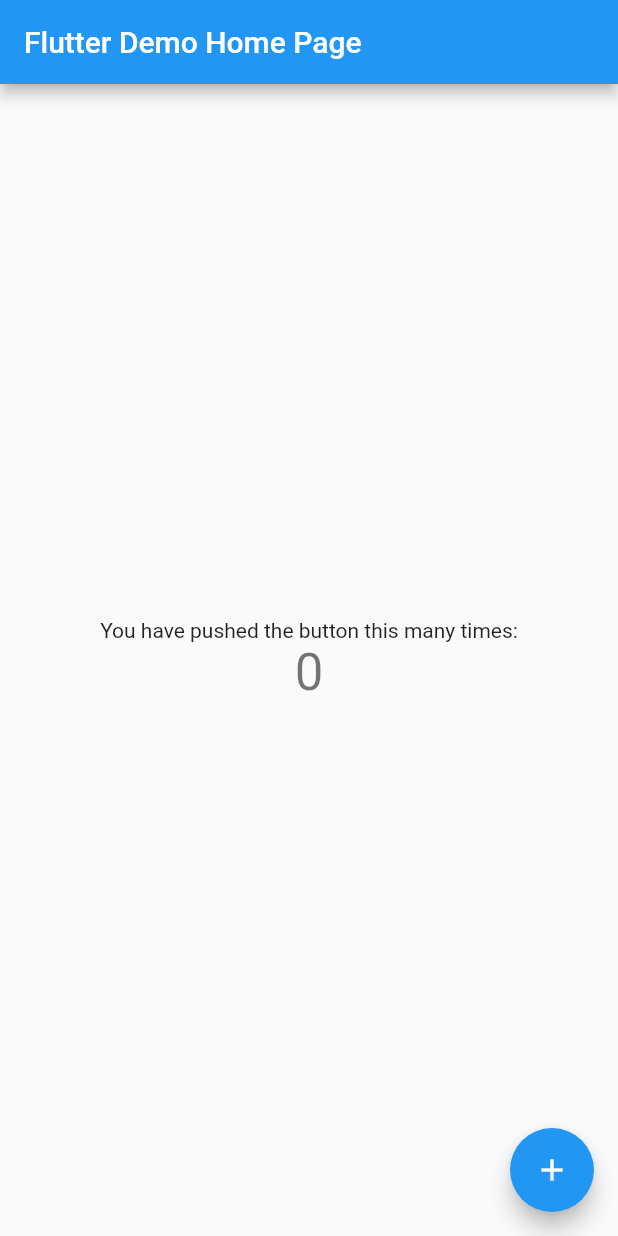
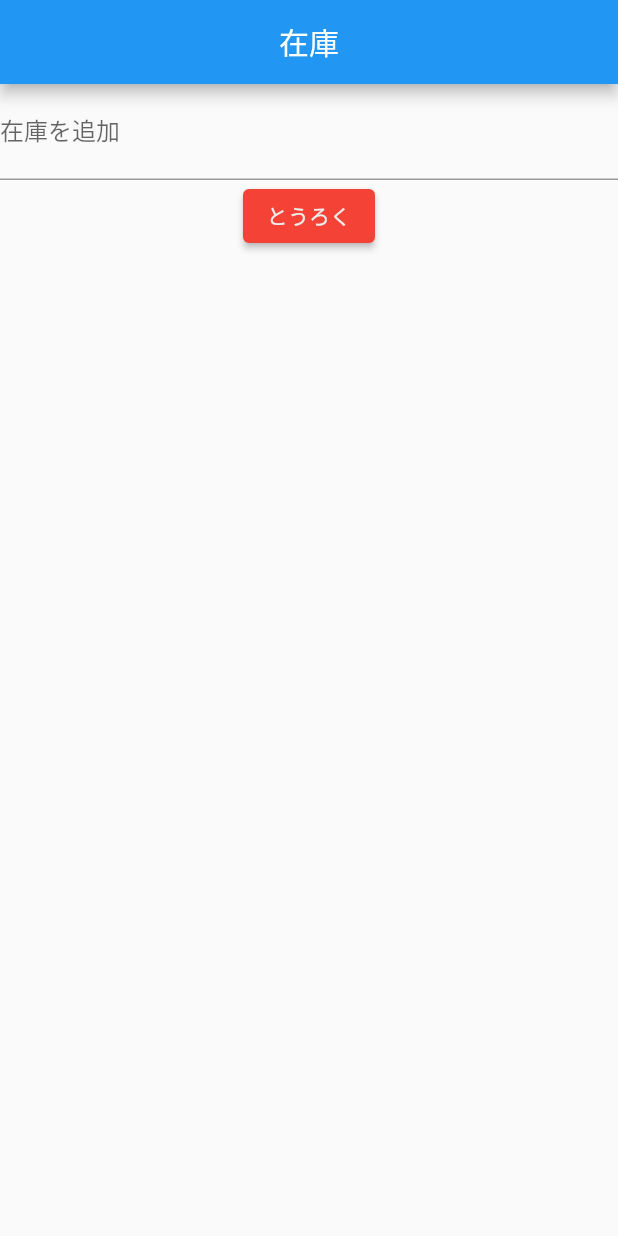
Before and after one commit to enpitut2021/hazimete_otsukai, a Flutter app: the screen it shows after launch, on a phone screen of 412 x 824 dp. Run offline on Flutter 3.47's test engine with Material 2 defaults, Android fonts, the light colour scheme and no system bars; our stand-ins replace cloud_firestore, firebase_core; accounts and stored records are empty.

Commit message:
① メイン画面にテキストフォームと登録ボタンをつくる ② メインページにリストを作成 ③ DBから読み取る機能実装

```diff
--- /dev/null
+++ b/lib/item.dart
@@ -0,0 +1,20 @@
+import 'package:cloud_firestore/cloud_firestore.dart';
+
+// 型とか変数の最後に「?」とか「!」とか付いてるけど
+// なんか最近Dartのアプデがあったらしくて
+// Null safetyってのが追加されたらしい
+// なんか赤下線で怒られたらつける程度の認識です
+
+// Firebaseのデータを格納するクラスを作る
+class Item {
+  // これぼくも正直よくわからんです
+  Item(DocumentSnapshot? doc) {
+    title = doc!['title'];
+    final Timestamp timestamp = doc['createdAt'];
+    createdAt = timestamp.toDate();
+  }
+
+  // Itemに含まれる内容
+  String? title;
+  DateTime? createdAt; // DateTimeでソートしたい
+}
--- a/lib/main.dart
+++ b/lib/main.dart
@@ -1,6 +1,28 @@
+// 【案内 & 方針】
+// pubspec.yamlにいろいろ追記することでプラグインが使えるようになるよ
+// 新しいページを作るときはそのページ用のdartファイルを新しく作るつもり
+// (next_page.dart的な)
+// 必要に応じて、各ページには対応するモデルファイルを作って動的にする
+// (next_page_model.dart的な)
+
+// Firebase有効化
+import 'package:firebase_core/firebase_core.dart';
+
+// マテリアルデザイン(Android風UI)が使えるようになる
+// iOS風のUIはcupatino.dartをインポートすれば使える
 import 'package:flutter/material.dart';
 
-void main() {
+// ChangeNotifierProviderとConsumerウィジェットが使えるようになる
+import 'package:provider/provider.dart';
+
+// main_model.dartで定義したクラス有効化
+import 'main_model.dart';
+
+void main() async {
+  // この下の2行がないとFirebase使えないようになったらしい
+  // (去年の8月とかのアプデらしいので古いチュートリアルとかには載ってなかった)
+  WidgetsFlutterBinding.ensureInitialized();
+  await Firebase.initializeApp();
   runApp(MyApp());
 }
 
@@ -10,55 +32,83 @@
     return MaterialApp(
       title: 'Flutter Demo',
       theme: ThemeData(
-        primarySwatch: Colors.blue,
+        primarySwatch: Colors.blue, // ← よくわかんない
+        // primaryColor: Colors.orange,
+        // ↑ これでアプリ全体の色が変わるよ
       ),
-      home: MyHomePage(title: 'Flutter Demo Home Page'),
+      home: MyHomePage(),
     );
   }
 }
 
-class MyHomePage extends StatefulWidget {
-  MyHomePage({Key? key, required this.title}) : super(key: key);
-  final String title;
-
-  @override
-  _MyHomePageState createState() => _MyHomePageState();
-}
-
-class _MyHomePageState extends State<MyHomePage> {
-  int _counter = 0;
-
-  void _incrementCounter() {
-    setState(() {
-      _counter++;
-    });
-  }
-
+class MyHomePage extends StatelessWidget {
   @override
   Widget build(BuildContext context) {
-    return Scaffold(
-      appBar: AppBar(
-        title: Text(widget.title),
-      ),
-      body: Center(
-        child: Column(
-          mainAxisAlignment: MainAxisAlignment.center,
-          children: <Widget>[
-            Text(
-              'You have pushed the button this many times:',
-            ),
-            Text(
-              '$_counter',
-              style: Theme.of(context).textTheme.headline4,
-            ),
-          ],
-        ),
-      ),
-      floatingActionButton: FloatingActionButton(
-        onPressed: _incrementCounter,
-        tooltip: 'Increment',
-        child: Icon(Icons.add),
-      ),
+    // ChangeNotifierBuilder: なんかstatelessでもstatefulにしてくれるやつ
+    return ChangeNotifierProvider(
+      create: (context) => MainModel()..getItemList(),
+      child: Scaffold(
+          appBar: AppBar(
+            title: Text('在庫'),
+            centerTitle: true, // appBarのテキストが中央揃えになる
+          ),
+          body:
+              // Consumerの下ならmodelファイルを参照できるらしい
+              // (この場合main_model.dartのMainModelクラス)
+              Column(children: <Widget>[
+            // 入力フォーム
+            // なんかインデントおかしいね 自動整型なのに～
+            Consumer<MainModel>(builder: (context, model, child) {
+              return TextField(
+                  decoration: InputDecoration(
+                    labelText: "在庫を追加", // ラベル
+                    hintText: "例) シャンプーの詰め替え", // ヒント
+                  ),
+                  onChanged: (text) {
+                    // テキストフォームに入力されたテキスト(text)を
+                    // main_model.dartのMainModelクラス内で予め用意しといた
+                    // 空の文字列だったitemTextに挿入
+                    model.itemText = text;
+                  });
+            }),
+            // 登録ボタン
+            Consumer<MainModel>(builder: (context, model, child) {
+              // ElevatedButtonが旧RaisedButton
+              // ちなみにTextButtonは旧FlatButton
+              return ElevatedButton(
+                child: const Text("とうろく"),
+                style: ElevatedButton.styleFrom(
+                    primary: Colors.red, onPrimary: Colors.grey[200]),
+                onPressed: () {
+                  // タップされたときの動作
+                  // モデル参照
+                  //(model.addItem → main_model.dartのMainModelクラスのaddItem()関数)
+                  // Firestoreにデータを追加する
+                  model.addItem();
+                },
+              );
+            }),
+            // リスト表示をつくるとこ
+            Consumer<MainModel>(builder: (context, model, child) {
+              final itemList = model.itemList;
+              // mapメソッドでitemList内の書くitemをListTileに変換
+              // → .toList()で更にリストに変換
+              // → 変換結果をlistTiles変数に代入
+              final listTiles = itemList
+                  // for item in itemList ... みたいな感じ
+                  // itemList内の各itemを
+                  // ListTile(title: Text(item.title!))
+                  // の形式に割り当てていく
+                  .map((item) => ListTile(
+                        title: Text(item.title!),
+                      ))
+                  // 完成した複数のListTile(...)を.toList()でリストに変換する
+                  // ListView(children: ★) ← ★はリストになる必要があるから
+                  .toList();
+              // リストに変換されたlistTilesをListViewで描画
+              return Flexible(child: ListView(children: listTiles));
+            }),
+          ])),
     );
   }
 }
--- /dev/null
+++ b/lib/main_model.dart
@@ -0,0 +1,40 @@
+import 'package:cloud_firestore/cloud_firestore.dart';
+import 'package:flutter/material.dart';
+
+import 'item.dart';
+
+class MainModel extends ChangeNotifier {
+  //Itemが入ってるリストを作っとく
+  List<Item> itemList = [];
+
+  // addItem()で使うやつ
+  String itemText = '';
+
+  // Qiitaの記事におけるfetchBooks()の役割
+  // FirebaseのFirestore(DB)からデータを取得する
+  Future getItemList() async {
+    // Firebaseのアプデで、
+    // Firestore → FirebaseFirestore
+    // getDocuments() → get()
+    // documents → docs
+    // に変更されてます
+    final docs = await FirebaseFirestore.instance.collection('itemList').get();
+    final itemList = docs.docs.map((doc) => Item(doc)).toList();
+    this.itemList = itemList;
+
+    // notifyListeners()を呼び出すことで、
+    // main.dartのConsumer以下が発火して、再描画される(らしい)
+    // これでStatelessWidgetで書いたものがStatefulWidgetモドキになる
+    notifyListeners();
+  }
+
+  // FirebaseのFirestoreにデータを書き込む
+  Future addItem() async {
+    // 追加するときなんも書かなかったらエラーをthrowする
+    // throwしたエラーはtry catch構文で処理できる(らしい)
+    // エラーメッセージ出す程度のやつを想定してます
+    if (itemText.isEmpty) {
+      throw ('入力してください');
+    }
+  }
+}
--- a/pubspec.yaml
+++ b/pubspec.yaml
@@ -23,6 +23,9 @@
 dependencies:
   flutter:
     sdk: flutter
+  provider: ^5.0.0
+  firebase_core: ^1.4.0
+  cloud_firestore: ^2.4.0
 
 
   # The following adds the Cupertino Icons font to your application.
```
Also changed, not shown: pubspec.lock, 3 other files.
